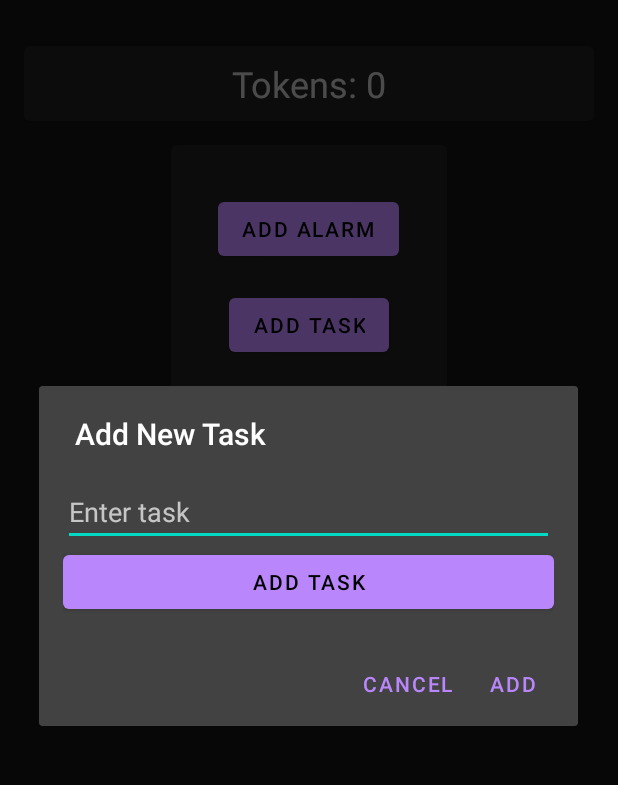
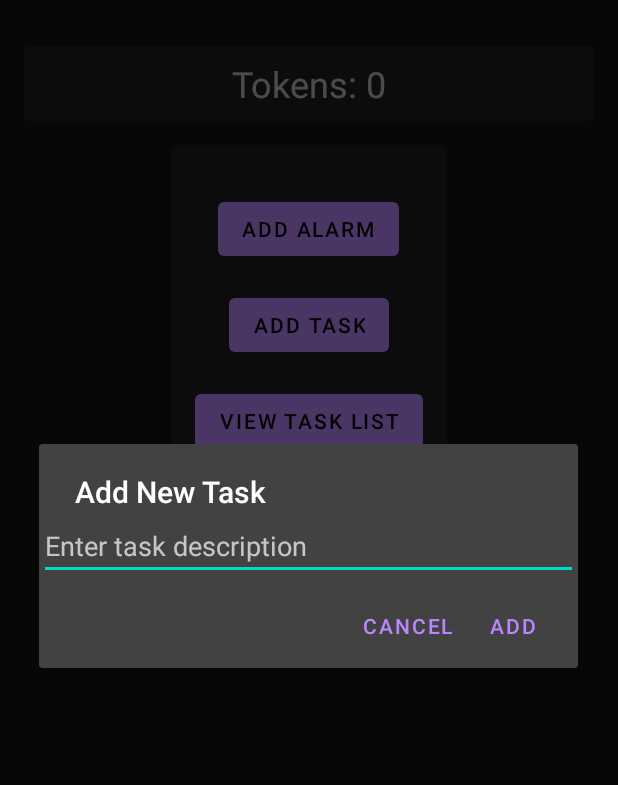
Before and after one commit to notnowabhi/Personal-Motivator-App, an Android app: the AddTaskActivity screen opened directly, with no data from a screen before it, after a tap on "ADD TASK", on a phone screen of 412 x 824 dp, the part 62-847 px from its top. Run offline under Robolectric (Android 15) with nearby library versions, the phone set to English and light mode, and no system bars.

Commit message:
change 2

```diff
--- a/app/src/main/java/com/example/personalmotivator/AddTaskActivity.java
+++ b/app/src/main/java/com/example/personalmotivator/AddTaskActivity.java
@@ -1,16 +1,17 @@
 package com.example.personalmotivator;
 
+import android.app.AlertDialog;
 import android.app.TimePickerDialog;
+import android.content.DialogInterface;
 import android.content.Intent;
 import android.os.Bundle;
 import android.provider.AlarmClock;
-import android.view.LayoutInflater;
-import android.view.View;
 import android.widget.Button;
 import android.widget.EditText;
+import android.widget.TextView;
 import android.widget.TimePicker;
 import android.widget.Toast;
-import androidx.appcompat.app.AlertDialog;
+
 import androidx.appcompat.app.AppCompatActivity;
 
 public class AddTaskActivity extends AppCompatActivity {
@@ -32,7 +33,6 @@ public class AddTaskActivity extends AppCompatActivity {
         btnViewTasks.setOnClickListener(view -> openTaskList());
         btnAddTasks.setOnClickListener(view -> showAddTaskDialog());
     }
-    //change 1
 
     private void showTimePicker() {
         TimePickerDialog timePickerDialog = new TimePickerDialog(this,
@@ -55,29 +55,33 @@ public class AddTaskActivity extends AppCompatActivity {
     }
 
     private void showAddTaskDialog() {
-        LayoutInflater inflater = getLayoutInflater();
-        View dialogView = inflater.inflate(R.layout.dialog_add_task, null);
+        AlertDialog.Builder builder = new AlertDialog.Builder(this);
+        builder.setTitle("Add New Task");
 
-        AlertDialog.Builder builder = new AlertDialog.Builder(this);
-        builder.setView(dialogView)
-                .setTitle("Add New Task")
-                .setPositiveButton("Add", (dialog, which) -> {
-                    EditText editTextTask = dialogView.findViewById(R.id.edit_text_task);
-                    String task = editTextTask.getText().toString().trim();
-                    if (!task.isEmpty()) {
-                        // Handle the task addition here
-                        Toast.makeText(this, "Task Added: " + task, Toast.LENGTH_SHORT).show();
-                        // Add code to save task to a list or database if needed
-                    } else {
-                        Toast.makeText(this, "Task cannot be empty", Toast.LENGTH_SHORT).show();
-                    }
-                })
-                .setNegativeButton("Cancel", (dialog, which) -> dialog.dismiss())
-                .create()
-                .show();
+        // Inflate and set the layout for the dialog
+        final EditText input = new EditText(this);
+        input.setHint("Enter task description");
+        builder.setView(input);
+
+        builder.setPositiveButton("Add", (dialog, which) -> {
+            String taskDescription = input.getText().toString();
+            if (!taskDescription.isEmpty()) {
+                // Create an Intent to send the task description to TaskListActivity
+                //Intent intent = new Intent(this, TaskListActivity.class);
+                //intent.putExtra("TASK_DESCRIPTION", taskDescription);
+                //startActivity(intent);
+            } else {
+                Toast.makeText(this, "Task description cannot be empty", Toast.LENGTH_SHORT).show();
+            }
+        });
+
+        builder.setNegativeButton("Cancel", (dialog, which) -> dialog.cancel());
+
+        builder.show();
     }
 
     private void openTaskList() {
+        // Intent to open TaskListActivity
         Intent intent = new Intent(this, TaskListActivity.class);
         startActivity(intent);
     }
```
Also changed, not shown: app/src/main/java/com/example/personalmotivator/TaskAdapter.java (+12 -1 lines), app/src/main/java/com/example/personalmotivator/TaskListActivity.java (+26 -1 lines).
